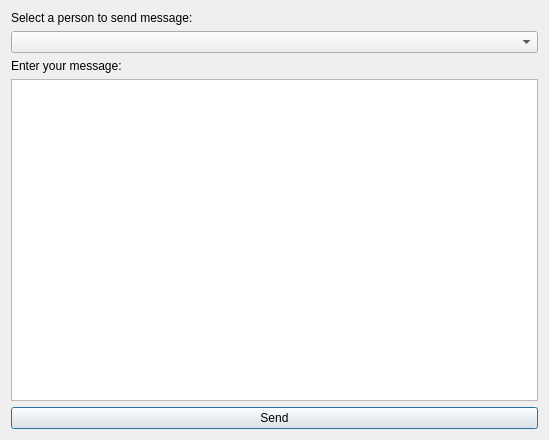
The window that gui/pMessage.ui (hrGuTou/SMslack) describes before a commit, drawn with Qt 5.
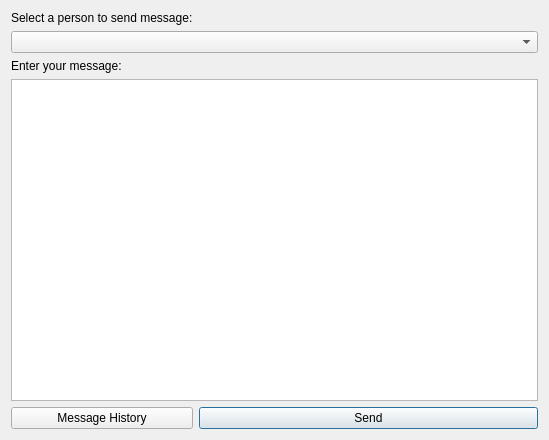
The same window after the commit.

```diff
--- a/gui/pMessage.ui
+++ b/gui/pMessage.ui
@@ -17,6 +17,23 @@
    <bool>false</bool>
   </property>
   <layout class="QGridLayout" name="gridLayout">
+   <item row="4" column="1" colspan="3">
+    <widget class="QPushButton" name="pushButton">
+     <property name="text">
+      <string>Send</string>
+     </property>
+    </widget>
+   </item>
+   <item row="4" column="0">
+    <widget class="QPushButton" name="pushButton_2">
+     <property name="text">
+      <string>Message History</string>
+     </property>
+    </widget>
+   </item>
+   <item row="3" column="0" colspan="4">
+    <widget class="QPlainTextEdit" name="plainTextEdit"/>
+   </item>
    <item row="2" column="0">
     <widget class="QLabel" name="label">
      <property name="text">
@@ -24,6 +41,9 @@
      </property>
     </widget>
    </item>
+   <item row="1" column="0" colspan="4">
+    <widget class="QComboBox" name="comboBox"/>
+   </item>
    <item row="0" column="0">
     <widget class="QLabel" name="label_2">
      <property name="text">
@@ -31,19 +51,6 @@
      </property>
     </widget>
    </item>
-   <item row="1" column="0" colspan="3">
-    <widget class="QComboBox" name="comboBox"/>
-   </item>
-   <item row="3" column="0" colspan="3">
-    <widget class="QPlainTextEdit" name="plainTextEdit"/>
-   </item>
-   <item row="4" column="0" colspan="3">
-    <widget class="QPushButton" name="pushButton">
-     <property name="text">
-      <string>Send</string>
-     </property>
-    </widget>
-   </item>
   </layout>
  </widget>
  <resources/>
```
